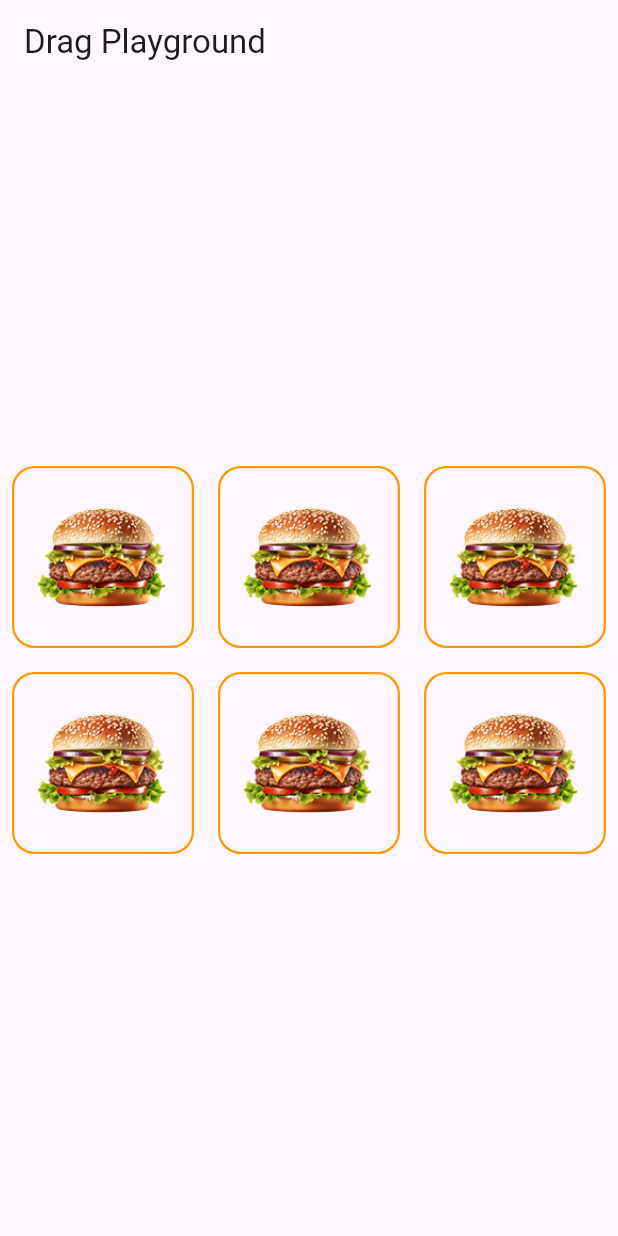
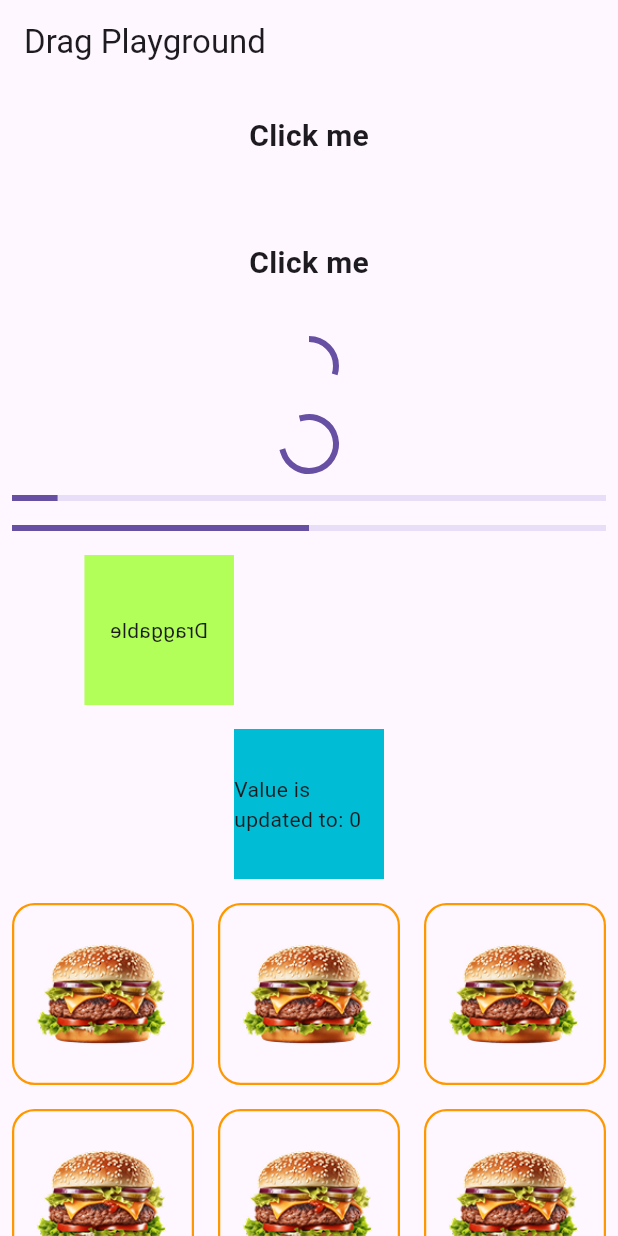
Before and after one commit to MrShow01/talabat_like_app, a Flutter app: the DragPlaygroundScreen screen opened directly, on a phone screen of 412 x 824 dp. Run offline on Flutter 3.47's test engine with Material 3 defaults, Android fonts, the phone set to English and light mode, and no system bars; our stand-ins replace flutter_screenutil.

Commit message:
session 11-2

```diff
--- a/lib/view/drag_playground_screen.dart
+++ b/lib/view/drag_playground_screen.dart
@@ -1,3 +1,5 @@
+import 'dart:developer' show log;
+
 import 'package:flutter/material.dart';
 import 'package:flutter_screenutil/flutter_screenutil.dart';
 
@@ -18,6 +20,7 @@ class _DragPlaygroundScreenState extends State<DragPlaygroundScreen> {
     Colors.orange,
     Colors.orange,
   ];
+  int acceptedData = 0;
   @override
   Widget build(BuildContext context) {
     return Scaffold(
@@ -29,9 +32,91 @@ class _DragPlaygroundScreenState extends State<DragPlaygroundScreen> {
           child: Padding(
             padding: const EdgeInsets.symmetric(horizontal: 8.0),
             child: Column(
+              spacing: 16,
               mainAxisAlignment: MainAxisAlignment.center,
               crossAxisAlignment: CrossAxisAlignment.center,
               children: [
+                InkWell(
+                  onTap: () => log('tapped ink well'),
+                  child: Padding(
+                    padding: const EdgeInsets.all(20),
+                    child: Text(
+                      'Click me',
+                      style: TextStyle(
+                        fontSize: 20,
+                        fontWeight: FontWeight.w700,
+                      ),
+                    ),
+                  ),
+                ),
+                GestureDetector(
+                  onTap: () => log('Tapped gesture detector'),
+                  onVerticalDragStart: (details) =>
+                      log('Vertical drag start: ${details.globalPosition}'),
+                  onVerticalDragCancel: () => log('Vertical drag cancel'),
+                  child: Padding(
+                    padding: const EdgeInsets.all(20.0),
+                    child: Text(
+                      'Click me',
+                      style: TextStyle(
+                        fontSize: 20,
+                        fontWeight: FontWeight.w700,
+                      ),
+                    ),
+                  ),
+                ),
+                CircularProgressIndicator(value: 0.3),
+                CircularProgressIndicator(),
+                LinearProgressIndicator(),
+                LinearProgressIndicator(value: 0.5),
+
+                Draggable<int>(
+                  // Data is the value this Draggable stores.
+                  data: 10,
+                  feedback: Container(
+                    color: Colors.deepOrange,
+                    height: 100,
+                    width: 100,
+                    child: const Icon(Icons.directions_run),
+                  ),
+                  childWhenDragging: Container(
+                    height: 100.0,
+                    width: 100.0,
+                    color: Colors.pinkAccent,
+                    child: const Center(child: Text('Child When Dragging')),
+                  ),
+                  child: Transform(
+                    transform: Matrix4.rotationY(9.5),
+                    child: Container(
+                      height: 100.0,
+                      width: 100.0,
+                      color: Colors.lightGreenAccent,
+                      child: const Center(child: Text('Draggable')),
+                    ),
+                  ),
+                ),
+                DragTarget<int>(
+                  builder:
+                      (
+                        BuildContext context,
+                        List<dynamic> accepted,
+                        List<dynamic> rejected,
+                      ) {
+                        return Container(
+                          height: 100.0,
+                          width: 100.0,
+                          color: Colors.cyan,
+                          child: Center(
+                            child: Text('Value is updated to: $acceptedData'),
+                          ),
+                        );
+                      },
+                  onAcceptWithDetails: (DragTargetDetails<int> details) {
+                    setState(() {
+                      acceptedData += details.data;
+                    });
+                  },
+                ),
                 GridView.builder(
                   shrinkWrap: true,
                   gridDelegate: SliverGridDelegateWithFixedCrossAxisCount(
@@ -41,7 +126,8 @@ class _DragPlaygroundScreenState extends State<DragPlaygroundScreen> {
                   ),
                   itemCount: 6,
                   itemBuilder: (context, index) => GestureDetector(
-                    onLongPressStart: (_) => setState(() => scales[index] = 2),
+                    onLongPressStart: (_) =>
+                        setState(() => scales[index] = 2.5),
                     onLongPressEnd: (_) => setState(() => scales[index] = 1.0),
 
                     onTap: () => setState(() {
@@ -73,63 +159,63 @@ class _DragPlaygroundScreenState extends State<DragPlaygroundScreen> {
                     ),
                   ),
                 ),
-                // ColoredBox(
-                //   color: Colors.black,
-                //   child: Transform(
-                //     alignment: Alignment.topLeft,
-                //     transform: Matrix4.skewY(0.3)..rotateZ(-math.pi / 12.0),
-                //     child: Container(
-                //       padding: const EdgeInsets.all(8.0),
-                //       color: const Color(0xFFE8581C),
-                //       child: const Text('Apartment for rent!'),
-                //     ),
-                //   ),
-                // ),
-                // Draggable(
-                //   feedback: Container(
-                //     color: Colors.red.withValues(alpha: 0.5),
-                //     padding: const EdgeInsets.all(15),
-                //     child: Icon(Icons.arrow_back, color: Colors.white),
-                //   ),
-                //   child: Container(
-                //     color: Colors.red,
-                //     padding: const EdgeInsets.all(15),
-                //     child: Icon(Icons.arrow_back, color: Colors.white),
-                //   ),
-                // ),
-                // DragTarget(
-                //   builder: (context, candidateData, rejectedData) {
-                //     return Container(
-                //       color: Colors.green,
-                //       padding: const EdgeInsets.all(15),
-                //       child: Icon(Icons.arrow_downward, color: Colors.white),
-                //     );
-                //   },
-                //   onAcceptWithDetails: (DragTargetDetails<int> details) {
-                //     log(
-                //       'Drag accepted with data: ${details.data}, at position: ${details.offset}',
-                //     );
-                //   },
-                // ),
-                // GestureDetector(
-                //   dragStartBehavior: DragStartBehavior.down,
-                //   onVerticalDragStart: (details) =>
-                //       log('Veertical drag start: ${details.globalPosition}'),
-                //   child: Container(
-                //     color: Colors.blue,
-                //     padding: const EdgeInsets.all(15),
-                //     child: Icon(Icons.arrow_forward, color: Colors.white),
-                //   ),
-                // ),
+                // // ColoredBox(
+                // //   color: Colors.black,
+                // //   child: Transform(
+                // //     alignment: Alignment.topLeft,
+                // //     transform: Matrix4.skewY(0.3)..rotateZ(-math.pi / 12.0),
+                // //     child: Container(
+                // //       padding: const EdgeInsets.all(8.0),
+                // //       color: const Color(0xFFE8581C),
+                // //       child: const Text('Apartment for rent!'),
+                // //     ),
+                // //   ),
+                // // ),
+                // // Draggable(
+                // //   feedback: Container(
+                // //     color: Colors.red.withValues(alpha: 0.5),
+                // //     padding: const EdgeInsets.all(15),
+                // //     child: Icon(Icons.arrow_back, color: Colors.white),
+                // //   ),
+                // //   child: Container(
+                // //     color: Colors.red,
+                // //     padding: const EdgeInsets.all(15),
+                // //     child: Icon(Icons.arrow_back, color: Colors.white),
+                // //   ),
+                // // ),
+                // // DragTarget(
+                // //   builder: (context, candidateData, rejectedData) {
+                // //     return Container(
+                // //       color: Colors.green,
+                // //       padding: const EdgeInsets.all(15),
+                // //       child: Icon(Icons.arrow_downward, color: Colors.white),
+                // //     );
+                // //   },
+                // //   onAcceptWithDetails: (DragTargetDetails<int> details) {
+                // //     log(
+                // //       'Drag accepted with data: ${details.data}, at position: ${details.offset}',
+                // //     );
+                // //   },
+                // // ),
+                // // GestureDetector(
+                // //   dragStartBehavior: DragStartBehavior.down,
+                // //   onVerticalDragStart: (details) =>
+                // //       log('Veertical drag start: ${details.globalPosition}'),
+                // //   child: Container(
+                // //     color: Colors.blue,
+                // //     padding: const EdgeInsets.all(15),
+                // //     child: Icon(Icons.arrow_forward, color: Colors.white),
+                // //   ),
+                // // ),
 
-                // //  SizedBox(height: 20),
-                // InkWell(
-                //   onTap: () => debugPrint('tapped ink well'),
-                //   child: Padding(
-                //     padding: const EdgeInsets.all(15),
-                //     child: Icon(Icons.arrow_back),
-                //   ),
-                // ),
+                // // //  SizedBox(height: 20),
+                // // InkWell(
+                // //   onTap: () => debugPrint('tapped ink well'),
+                // //   child: Padding(
+                // //     padding: const EdgeInsets.all(15),
+                // //     child: Icon(Icons.arrow_back),
+                // //   ),
+                // // ),
               ],
             ),
           ),
```
Also changed, not shown: lib/main.dart (+13 -3 lines), lib/view/home_screen.dart (+39 -20 lines), lib/view/product_details_screen.dart (added, +14 -0 lines), lib/view/root_screen.dart (added, +41 -0 lines).
